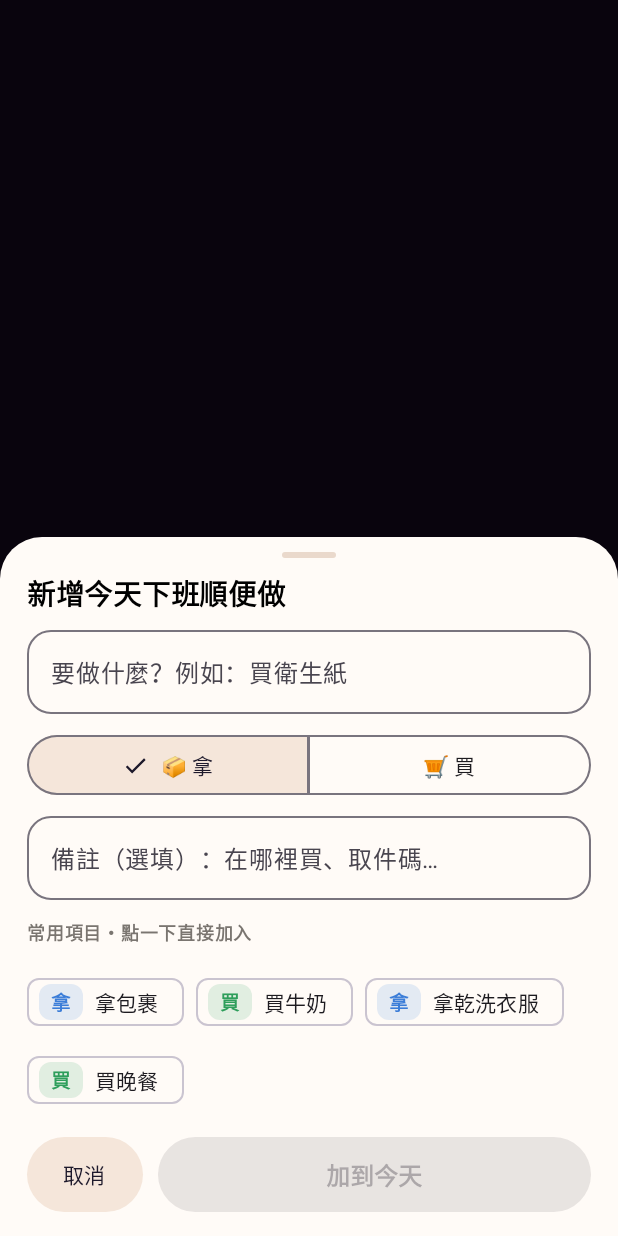
After one commit to qa29173687-ship-it/errand-memo-android, an Android app built with Jetpack Compose: the QuickAddActivity screen opened directly, with no data from a screen before it, on a phone screen of 412 x 824 dp. The commit adds this screen. Run offline under Robolectric (Android 15) with nearby library versions, the phone set to English and light mode, and no system bars; our stand-ins replace Room's generated code.

Commit message:
v1.0.3: 桌面小工具（Glance）今天下班順便做

```diff
--- a/app/build.gradle.kts
+++ b/app/build.gradle.kts
@@ -14,8 +14,8 @@ android {
         applicationId = "tw.memo.errands"
         minSdk = 26
         targetSdk = 35
-        versionCode = 3
-        versionName = "1.0.2"
+        versionCode = 4
+        versionName = "1.0.3"
     }
     signingConfigs {
         if (ksProps.isNotEmpty()) create("release") {
@@ -59,6 +59,8 @@ dependencies {
     implementation("androidx.compose.material3:material3")
     implementation("androidx.compose.material:material-icons-extended")
     implementation("androidx.compose.foundation:foundation")
+    implementation("androidx.glance:glance-appwidget:1.1.0")
+    implementation("androidx.glance:glance-material3:1.1.0")
     testImplementation("junit:junit:4.13.2")
     testImplementation("org.xerial:sqlite-jdbc:3.46.1.3")
 }
--- a/app/src/main/java/tw/memo/errands/alarm/AlarmReceiver.kt
+++ b/app/src/main/java/tw/memo/errands/alarm/AlarmReceiver.kt
@@ -11,6 +11,7 @@ import tw.memo.errands.data.Errand
 import tw.memo.errands.data.Mode
 import tw.memo.errands.data.Prefs
 import tw.memo.errands.data.Repo
+import tw.memo.errands.widget.WidgetRefresher
 import tw.memo.errands.data.PKind
 import tw.memo.errands.data.Timing
 import tw.memo.errands.logic.Sale
@@ -66,6 +67,10 @@ class AlarmReceiver : BroadcastReceiver() {
             val dao = AppDb.get(ctx).dao()
             val today = LocalDate.now()
             when (kind) {
+                Scheduler.KIND_MIDNIGHT -> {
+                    Scheduler.scheduleMidnight(ctx)
+                    WidgetRefresher.refresh(ctx)
+                }
                 Scheduler.KIND_EVENING -> {
                     if (!forceAlarm) Scheduler.scheduleSlot(ctx, kind) // 排下一次
                     val items = Logic.pendingToday(dao.errands(), today)
@@ -75,6 +80,7 @@ class AlarmReceiver : BroadcastReceiver() {
                 }
                 Scheduler.KIND_NIGHT -> {
                     if (!forceAlarm) Scheduler.scheduleSlot(ctx, kind)
+                    WidgetRefresher.refresh(ctx)
                     val all = dao.errands()
                     val sales = Sale.eventsOn(dao.purchases(), today.plusDays(1))
                     val (title, text) = Logic.nightMessage(Logic.pendingToday(all, today), Logic.dueTomorrow(all, today), sales) ?: return
--- a/app/src/main/java/tw/memo/errands/data/Db.kt
+++ b/app/src/main/java/tw/memo/errands/data/Db.kt
@@ -10,6 +10,8 @@ import kotlinx.coroutines.flow.Flow
 interface MemoDao {
     @Query("SELECT * FROM errands ORDER BY createdAt") fun errandsFlow(): Flow<List<Errand>>
     @Query("SELECT * FROM errands") suspend fun errands(): List<Errand>
+    @Query("SELECT * FROM errands WHERE id = :id") suspend fun errand(id: Long): Errand?
+    @Query("SELECT * FROM frequent ORDER BY sort, id") suspend fun frequent(): List<Frequent>
     @Insert suspend fun insert(e: Errand): Long
     @Update suspend fun update(e: Errand)
     @Delete suspend fun delete(e: Errand)
--- /dev/null
+++ b/app/src/main/java/tw/memo/errands/widget/QuickAddActivity.kt
@@ -0,0 +1,102 @@
+package tw.memo.errands.widget
+
+import android.os.Bundle
+import android.widget.Toast
+import androidx.activity.ComponentActivity
+import androidx.activity.compose.setContent
+import androidx.compose.foundation.background
+import androidx.compose.foundation.clickable
+import androidx.compose.foundation.interaction.MutableInteractionSource
+import androidx.compose.foundation.layout.*
+import androidx.compose.foundation.shape.RoundedCornerShape
+import androidx.compose.foundation.text.KeyboardActions
+import androidx.compose.foundation.text.KeyboardOptions
+import androidx.compose.material3.*
+import androidx.compose.runtime.*
+import androidx.compose.ui.Alignment
+import androidx.compose.ui.Modifier
+import androidx.compose.ui.focus.FocusRequester
+import androidx.compose.ui.focus.focusRequester
+import androidx.compose.ui.graphics.Color
+import androidx.compose.ui.text.font.FontWeight
+import androidx.compose.ui.text.input.ImeAction
+import androidx.compose.ui.unit.dp
+import androidx.compose.ui.unit.sp
+import androidx.lifecycle.lifecycleScope
+import kotlinx.coroutines.Dispatchers
+import kotlinx.coroutines.launch
+import kotlinx.coroutines.withContext
+import tw.memo.errands.data.AppDb
+import tw.memo.errands.data.Errand
+import tw.memo.errands.data.ItemType
+import tw.memo.errands.logic.Logic
+import tw.memo.errands.ui.*
+import java.time.LocalDate
+
+/** 小工具 ＋：半透明底部面板，新增「今天下班順便做」。 */
+class QuickAddActivity : ComponentActivity() {
+    override fun onCreate(savedInstanceState: Bundle?) {
+        super.onCreate(savedInstanceState)
+        setContent { MemoTheme { Sheet(onClose = { finish() }, onAdd = ::add) } }
+    }
+
+    private fun add(title: String, type: String, note: String) {
+        lifecycleScope.launch {
+            withContext(Dispatchers.IO) {
+                AppDb.get(this@QuickAddActivity).dao().insert(Errand(title = title, type = type, note = note,
+                    dueDate = LocalDate.now().toString(), createdAt = System.currentTimeMillis()))
+                WidgetRefresher.refresh(this@QuickAddActivity)
+            }
+            Toast.makeText(this@QuickAddActivity, "已加到今天：$title", Toast.LENGTH_SHORT).show()
+            finish()
+        }
+    }
+}
+
+@OptIn(ExperimentalLayoutApi::class)
+@Composable
+private fun Sheet(onClose: () -> Unit, onAdd: (String, String, String) -> Unit) {
+    val ctx = androidx.compose.ui.platform.LocalContext.current
+    val frequent by remember { AppDb.get(ctx).dao().frequentFlow() }.collectAsState(initial = emptyList())
+    var title by remember { mutableStateOf("") }
+    var note by remember { mutableStateOf("") }
+    var type by remember { mutableStateOf(ItemType.TAKE) }
+    var touched by remember { mutableStateOf(false) }
+    val focus = remember { FocusRequester() }
+    LaunchedEffect(Unit) { runCatching { focus.requestFocus() } }
+    val none = remember { MutableInteractionSource() }
+    Box(Modifier.fillMaxSize().background(Color(0x73140A1E)).clickable(none, null) { onClose() }, contentAlignment = Alignment.BottomCenter) {
+        Column(
+            Modifier.fillMaxWidth().clickable(none, null) {}
+                .background(MaterialTheme.colorScheme.surface, RoundedCornerShape(topStart = 28.dp, topEnd = 28.dp))
+                .navigationBarsPadding().imePadding().padding(horizontal = 18.dp, vertical = 10.dp),
+            verticalArrangement = Arrangement.spacedBy(10.dp),
+        ) {
+            Box(Modifier.align(Alignment.CenterHorizontally).size(36.dp, 4.dp).background(Color(0xFFEAD9CC), RoundedCornerShape(99.dp)))
+            Text("新增今天下班順便做", fontSize = 19.sp, fontWeight = FontWeight.Black)
+            OutlinedTextField(title, { title = it; if (!touched) type = Logic.inferType(it) },
+                placeholder = { Text("要做什麼？例如：買衛生紙") }, singleLine = true, shape = RoundedCornerShape(16.dp),
+                keyboardOptions = KeyboardOptions(imeAction = ImeAction.Done),
+                keyboardActions = KeyboardActions(onDone = { if (title.isNotBlank()) onAdd(title.trim(), type, note.trim()) }),
+                modifier = Modifier.fillMaxWidth().focusRequester(focus))
+            Segmented(listOf("📦 拿", "🛒 買"), if (type == ItemType.BUY) 1 else 0,
+                { type = if (it == 1) ItemType.BUY else ItemType.TAKE; touched = true }, Modifier.fillMaxWidth())
+            OutlinedTextField(note, { note = it }, placeholder = { Text("備註（選填）：在哪裡買、取件碼…") }, singleLine = true,
+                shape = RoundedCornerShape(16.dp), modifier = Modifier.fillMaxWidth())
+            if (frequent.isNotEmpty()) {
+                Text("常用項目・點一下直接加入", fontSize = 12.sp, color = Muted, fontWeight = FontWeight.Bold)
+                FlowRow(horizontalArrangement = Arrangement.spacedBy(8.dp), verticalArrangement = Arrangement.spacedBy(4.dp)) {
+                    frequent.forEach { f ->
+                        AssistChip(onClick = { onAdd(f.title, f.type, "") }, label = { Text(f.title) },
+                            leadingIcon = { TypeTag(f.type) })
+                    }
+                }
+            }
+            Row(horizontalArrangement = Arrangement.spacedBy(10.dp), modifier = Modifier.padding(top = 4.dp, bottom = 6.dp)) {
+                FilledTonalButton(onClick = onClose, modifier = Modifier.height(50.dp)) { Text("取消") }
+                Button(onClick = { onAdd(title.trim(), type, note.trim()) }, enabled = title.isNotBlank(),
+                    modifier = Modifier.weight(1f).height(50.dp)) { Text("加到今天", fontSize = 16.sp, fontWeight = FontWeight.Bold) }
+            }
+        }
+    }
+}
--- /dev/null
+++ b/app/src/main/res/drawable-night/widget_bg.xml
@@ -0,0 +1,3 @@
+<shape xmlns:android="http://schemas.android.com/apk/res/android" android:shape="rectangle">
+    <solid android:color="#F226212F"/><corners android:radius="24dp"/>
+</shape>
--- /dev/null
+++ b/app/src/main/res/drawable/ic_circle.xml
@@ -0,0 +1,4 @@
+<vector xmlns:android="http://schemas.android.com/apk/res/android" android:width="24dp" android:height="24dp" android:viewportWidth="24" android:viewportHeight="24">
+    <path android:strokeColor="#FFFFFFFF" android:strokeWidth="2.2" android:fillColor="#00000000"
+        android:pathData="M12,2.6a9.4,9.4 0,1 1,0 18.8a9.4,9.4 0,1 1,0 -18.8z"/>
+</vector>
--- /dev/null
+++ b/app/src/main/res/drawable/widget_bg.xml
@@ -0,0 +1,3 @@
+<shape xmlns:android="http://schemas.android.com/apk/res/android" android:shape="rectangle">
+    <solid android:color="#F2FFF9F4"/><corners android:radius="24dp"/>
+</shape>
--- a/app/src/main/res/values/strings.xml
+++ b/app/src/main/res/values/strings.xml
@@ -1 +1,5 @@
-<resources><string name="app_name">順便備忘</string></resources>
+<resources>
+    <string name="app_name">順便備忘</string>
+    <string name="widget_label">今天下班順便做</string>
+    <string name="widget_desc">今天下班要拿、要買的事，直接在桌面打勾、按 ＋ 新增</string>
+</resources>
--- a/app/src/main/res/values/themes.xml
+++ b/app/src/main/res/values/themes.xml
@@ -5,4 +5,13 @@
         <item name="android:navigationBarColor">#FFFFFF</item>
         <item name="android:windowLightStatusBar">true</item>
     </style>
+    <style name="Theme.Errand.QuickAdd" parent="Theme.Material3.Light.NoActionBar">
+        <item name="android:windowIsTranslucent">true</item>
+        <item name="android:windowBackground">@android:color/transparent</item>
+        <item name="android:windowNoTitle">true</item>
+        <item name="android:backgroundDimEnabled">false</item>
+        <item name="android:statusBarColor">@android:color/transparent</item>
+        <item name="android:navigationBarColor">@android:color/transparent</item>
+        <item name="android:windowAnimationStyle">@android:style/Animation.InputMethod</item>
+    </style>
 </resources>
```
Also changed, not shown: app/src/main/AndroidManifest.xml (+17 -0 lines), app/src/main/java/tw/memo/errands/App.kt (+16 -0 lines), app/src/main/java/tw/memo/errands/alarm/Scheduler.kt (+13 -1 lines), app/src/main/java/tw/memo/errands/widget/MemoWidget.kt (added, +244 -0 lines), app/src/main/java/tw/memo/errands/widget/WidgetLogic.kt (added, +36 -0 lines), app/src/main/res/xml/memo_widget_info.xml (added, +12 -0 lines), app/src/main/res/drawable-nodpi/widget_preview.png (added), 1 other file.
